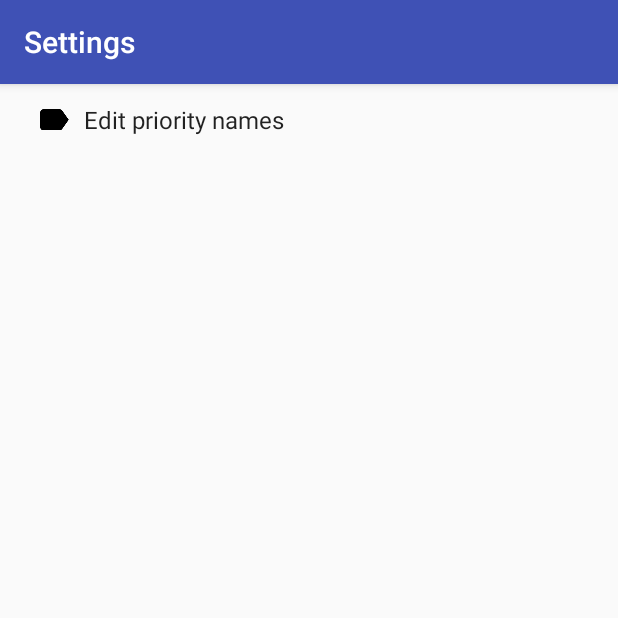
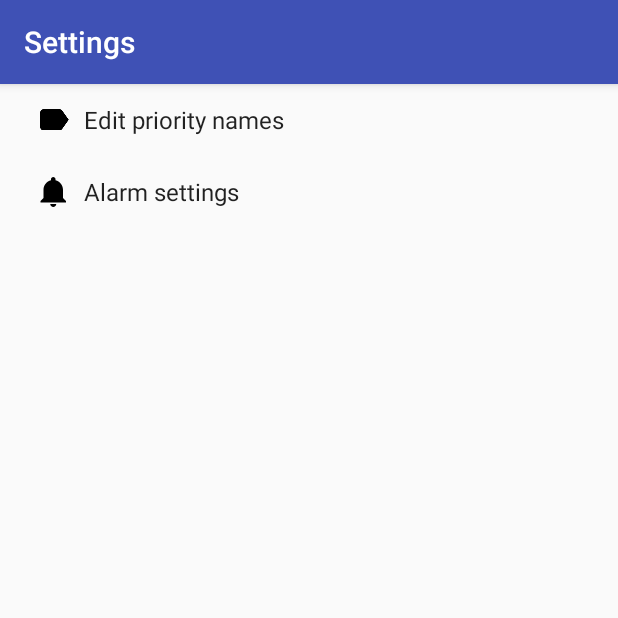
Before and after one commit to MKindberg/TodoQueue, an Android app: the SettingsActivity screen opened directly, with no data from a screen before it, on a phone screen of 412 x 824 dp, the top half of it. Run offline under Robolectric (Android 15) with nearby library versions, the phone set to English and light mode, and no system bars.

Commit message:
Added option for vibration

```diff
--- a/app/src/main/AndroidManifest.xml
+++ b/app/src/main/AndroidManifest.xml
@@ -2,6 +2,7 @@
 <manifest xmlns:android="http://schemas.android.com/apk/res/android"
     package="com.example.maurax.todoqueue">
     <uses-permission android:name="android.permission.RECEIVE_BOOT_COMPLETED" />
+    <uses-permission android:name="android.permission.VIBRATE"/>
 
     <application
         android:allowBackup="true"
--- a/app/src/main/java/com/example/maurax/todoqueue/NotificationReciever.java
+++ b/app/src/main/java/com/example/maurax/todoqueue/NotificationReciever.java
@@ -7,6 +7,7 @@ import android.content.Context;
 import android.content.Intent;
 import android.content.SharedPreferences;
 import android.graphics.BitmapFactory;
+import android.os.Vibrator;
 import android.preference.PreferenceManager;
 import android.support.v4.content.ContextCompat;
 import android.support.v7.app.NotificationCompat;
@@ -84,6 +85,10 @@ public class NotificationReciever extends BroadcastReceiver {
                 Util.saveOptions(options, con);
                 return;
             }
+            if(prefs.getBoolean("settings_vibrate", false)){
+                Vibrator vibrator = (Vibrator) context.getSystemService(Context.VIBRATOR_SERVICE);
+                vibrator.vibrate(300);
+            }
         }
         if(intent.getStringExtra("action")!=null)
             switch (intent.getStringExtra("action")) {
--- /dev/null
+++ b/app/src/main/res/xml/pref_alarm.xml
@@ -0,0 +1,10 @@
+<?xml version="1.0" encoding="utf-8"?>
+<PreferenceScreen xmlns:android="http://schemas.android.com/apk/res/android">
+
+    <CheckBoxPreference
+        android:icon="@drawable/ic_vibration_black_24dp"
+        android:title="Vibration"
+        android:summary="Vibrate on alarm"
+        android:key="settings_vibrate"
+        ></CheckBoxPreference>
+</PreferenceScreen>
--- a/app/src/main/res/xml/pref_headers.xml
+++ b/app/src/main/res/xml/pref_headers.xml
@@ -6,6 +6,12 @@
         android:fragment="com.example.maurax.todoqueue.SettingsActivity$EditPrioPreferenceFragment"
         android:icon="@drawable/ic_label_black_24dp"
         android:title="@string/pref_header_edit_prio" />
+    <header
+        android:fragment="com.example.maurax.todoqueue.SettingsActivity$AlarmPreferenceFragment"
+        android:icon="@drawable/ic_notifications_black_24dp"
+        android:title="Alarm settings"
+        />
+
 
 
 </preference-headers>
```
Also changed, not shown: app/src/main/java/com/example/maurax/todoqueue/SettingsActivity.java (+29 -3 lines), app/src/main/res/drawable-hdpi/ic_vibration_black_24dp.png (added), app/src/main/res/drawable-mdpi/ic_vibration_black_24dp.png (added), app/src/main/res/drawable-xhdpi/ic_vibration_black_24dp.png (added), app/src/main/res/drawable-xxhdpi/ic_vibration_black_24dp.png (added), app/src/main/res/drawable-xxxhdpi/ic_vibration_black_24dp.png (added), app/src/main/res/xml/pref_prio.xml (renamed from app/src/main/res/xml/pref_general.xml).
